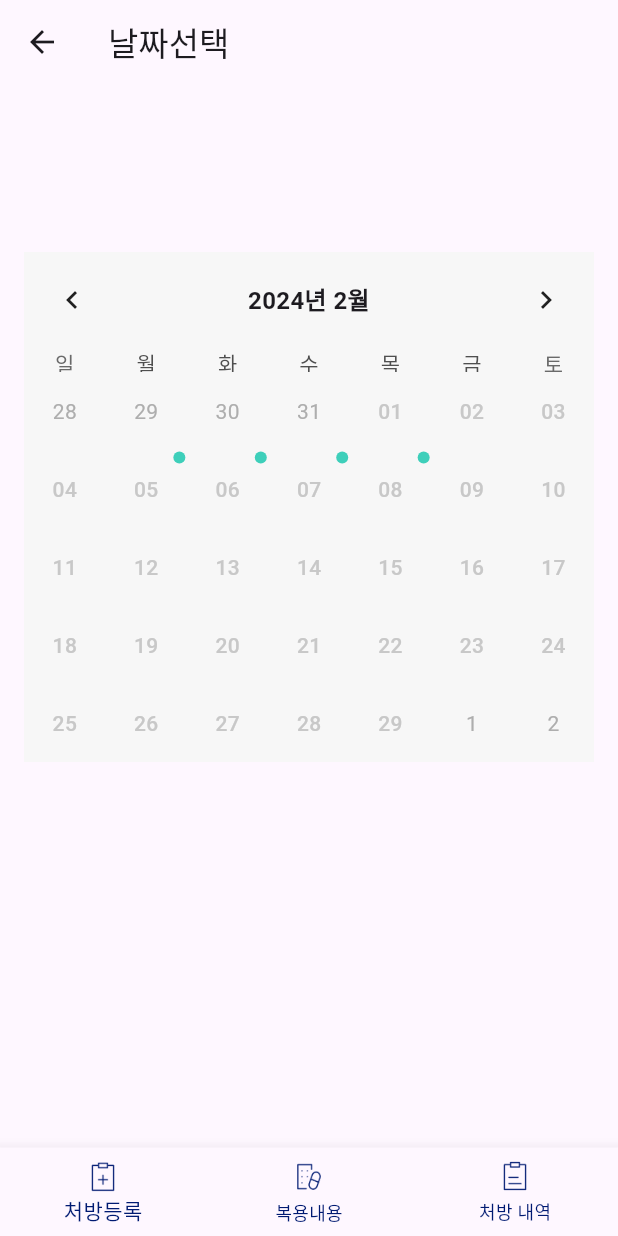
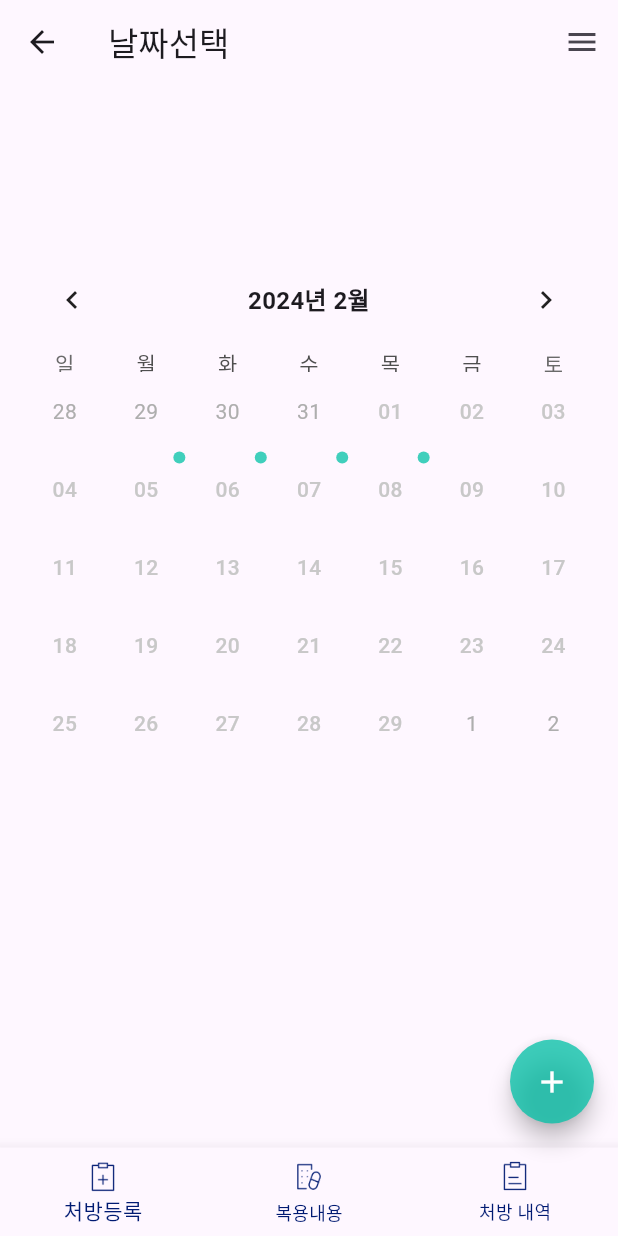
Before and after one commit to yungs11/care_management, a Flutter app: the screen it shows after launch, after a tap on "날짜선택페이지", on a phone screen of 412 x 824 dp. Run offline on Flutter 3.47's test engine with Material 3 defaults, Android fonts, the phone set to English and light mode, and no system bars; drawn by our look-alikes of table_calendar; our stand-ins replace dio; missing offline and left inert: dart:ffi; network calls fail; Roboto replaces fonts that are missing (Pretendard).

Commit message:
약등록화면(2/7)

```diff
--- a/lib/component/account_custom.dart
+++ /dev/null
@@ -1,80 +0,0 @@
-import 'package:flutter/material.dart';
-import 'package:care_management/const/colors.dart';
-
-class CustomTitle extends StatelessWidget {
-  final String titleText;
-
-  const CustomTitle({super.key, required this.titleText});
-
-  @override
-  Widget build(BuildContext context) {
-    return Text(
-      titleText,
-      style: const TextStyle(
-        fontSize: 24.0,
-        fontFamily: 'Pretendard',
-        fontWeight: FontWeight.w900,
-        //fontFamily:
-      ),
-    );
-  }
-}
-
-class SubTitle extends StatelessWidget {
-  final String subTitleText;
-  const SubTitle({super.key, required this.subTitleText});
-
-  @override
-  Widget build(BuildContext context) {
-    return Text(
-      subTitleText,
-      style: const TextStyle(
-        fontSize: 15,
-      ),
-    );
-  }
-}
-
-class CustomTextField extends StatelessWidget {
-  const CustomTextField({super.key});
-
-  @override
-  Widget build(BuildContext context) {
-    return const TextField(
-      decoration: InputDecoration(
-        enabledBorder: UnderlineInputBorder(
-          borderSide: BorderSide(color: Color(0x33000000), width: 1.5),
-        ),
-        /*border: UnderlineInputBorder(
-          borderSide: BorderSide(color: Colors.grey, width: 3),
-        ),*/
-      ),
-    );
-  }
-}
-
-class DoneButton extends StatelessWidget {
-  final VoidCallback onButtonPressed;
-  final String buttonText;
-
-  const DoneButton(
-      {super.key, required this.onButtonPressed, required this.buttonText});
-
-  @override
-  Widget build(BuildContext context) {
-    return ElevatedButton(
-        onPressed: onButtonPressed,
-        style: ElevatedButton.styleFrom(
-          backgroundColor: PRIMARY_COLOR,
-          shape:
-              RoundedRectangleBorder(borderRadius: BorderRadius.circular(5.0)),
-          padding: const EdgeInsets.all(32.0),
-        ),
-        child: Text(
-          buttonText,
-          style: const TextStyle(
-            color: Colors.white,
-          ),
-        ));
-  }
-}
--- /dev/null
+++ b/lib/component/custom_components.dart
@@ -0,0 +1,199 @@
+import 'package:flutter/material.dart';
+import 'package:care_management/const/colors.dart';
+import 'package:flutter/services.dart';
+
+class CustomTitle extends StatelessWidget {
+  final String titleText;
+
+  const CustomTitle({super.key, required this.titleText});
+
+  @override
+  Widget build(BuildContext context) {
+    return Text(
+      titleText,
+      style: const TextStyle(
+        fontSize: 24.0,
+        fontFamily: 'Pretendard',
+        fontWeight: FontWeight.w900,
+        //fontFamily:
+      ),
+    );
+  }
+}
+
+class SubTitle extends StatelessWidget {
+  final String subTitleText;
+  const SubTitle({super.key, required this.subTitleText});
+
+  @override
+  Widget build(BuildContext context) {
+    return Text(
+      subTitleText,
+      style: const TextStyle(
+        fontSize: 15,
+      ),
+    );
+  }
+}
+
+class CustomTextField extends StatelessWidget {
+  final String labelText;
+  final String? suffixText;
+  final bool? isNumber;
+  //final String hintText;
+  final TextEditingController? controller;
+
+  const CustomTextField(
+      {super.key,
+      required this.labelText,
+      //  required this.hintText,
+      this.controller, this.suffixText, this.isNumber = false});
+
+  @override
+  Widget build(BuildContext context) {
+    return Row(
+      mainAxisAlignment: MainAxisAlignment.start,
+      children: [
+       /* Expanded(
+            child: Text(labelText,
+                textAlign: TextAlign.center,
+                style: TextStyle(fontWeight: FontWeight.w500, fontSize: 16.0))),
+        SizedBox(height: 8.0),*/
+        Expanded(
+          flex: 3,
+          child: TextField(
+            controller: controller,
+            keyboardType: !isNumber! ? TextInputType.text : TextInputType.number,
+            textAlign: TextAlign.right,
+            inputFormatters: !isNumber! ? [] : [
+              FilteringTextInputFormatter.digitsOnly
+            ],
+            decoration: InputDecoration(
+              labelText: labelText,
+            //  icon: Text(labelText, style: TextStyle(fontSize: 16.0),),
+            //  prefix: Text('뭐지?'),
+              suffix: Text(suffixText ?? ''),
+              labelStyle: TextStyle(fontSize: 16.0, ),
+              enabledBorder: UnderlineInputBorder(
+                borderSide: BorderSide(color: Color(0x33000000), width: 1.5),
+              ),
+              /*border: UnderlineInputBorder(
+                borderSide: BorderSide(color: Colors.grey, width: 3),
+              ),*/
+            ),
+          ),
+        ),
+      ],
+    );
+  }
+}
+
+class DoneButton extends StatelessWidget {
+  final VoidCallback onButtonPressed;
+  final String buttonText;
+
+  const DoneButton(
+      {super.key, required this.onButtonPressed, required this.buttonText});
+
+  @override
+  Widget build(BuildContext context) {
+    return SizedBox(
+      width: double.infinity,
+      child: ElevatedButton(
+          onPressed: onButtonPressed,
+          style: ElevatedButton.styleFrom(
+            backgroundColor: Theme.of(context).primaryColor, // 테마에 맞는 버튼 색상
+            foregroundColor: Colors.white,
+            shape: RoundedRectangleBorder(
+                borderRadius: BorderRadius.circular(5.0)),
+            padding: const EdgeInsets.all(32.0),
+          ),
+          child: Text(
+            buttonText,
+          )),
+    );
+  }
+}
+
+class CustomDatePicker extends StatefulWidget {
+  final String labelText;
+  //final String hintText;
+  final TextEditingController dateController;
+
+  const CustomDatePicker(
+      {super.key,
+        required this.labelText,
+        //  required this.hintText,
+        required this.dateController});
+
+  @override
+  State<CustomDatePicker> createState() => _CustomDatePickerState();
+
+
+}
+
+class _CustomDatePickerState extends State<CustomDatePicker> {
+
+
+  Future<void> _selectDate(BuildContext context) async {
+    DateTime? picked = await showDatePicker(
+      context: context,
+      initialDate: DateTime.now(),
+      firstDate: DateTime(2000),
+      lastDate: DateTime(2025),
+      builder: (BuildContext context, Widget? child) {
+        return Theme(
+          data: ThemeData.light().copyWith(
+            primaryColor: Theme.of(context).primaryColor.withAlpha(128), // 헤더 배경 색상
+            //accentColor: Colors.blue, // 선택된 날짜 및 현재 날짜 색상
+            colorScheme: ColorScheme.light(primary: Theme.of(context).primaryColor.withOpacity(0.5)),
+            buttonTheme: ButtonThemeData(textTheme: ButtonTextTheme.primary),
+          ),
+          child: child!,
+        );
+      },
+
+    );
+    if (picked != null && picked != DateTime.now())
+      setState(() {
+        widget.dateController.text = "${picked.toLocal()}".split(' ')[0];
+      });
+  }
+
+  @override
+  Widget build(BuildContext context) {
+    return Row(
+      mainAxisAlignment: MainAxisAlignment.start,
+      children: [
+        /* Expanded(
+            child: Text(labelText,
+                textAlign: TextAlign.center,
+                style: TextStyle(fontWeight: FontWeight.w500, fontSize: 16.0))),
+        SizedBox(height: 8.0),*/
+        Expanded(
+          flex: 3,
+          child: InkWell(
+            onTap: () => _selectDate(context),
+            child: IgnorePointer(
+              child: TextField(
+                controller: widget.dateController,
+                keyboardType: TextInputType.datetime,
+                textAlign: TextAlign.right,
+                decoration: InputDecoration(
+                  labelText: widget.labelText,
+                  labelStyle: TextStyle(fontSize: 16.0, ),
+                  enabledBorder: UnderlineInputBorder(
+                    borderSide: BorderSide(color: Color(0x33000000), width: 1.5),
+                  ),
+                  /*border: UnderlineInputBorder(
+                    borderSide: BorderSide(color: Colors.grey, width: 3),
+                  ),*/
+                ),
+              ),
+            ),
+          ),
+        ),
+      ],
+    );;
+  }
+}
--- a/lib/layout/main_layout.dart
+++ b/lib/layout/main_layout.dart
@@ -4,7 +4,9 @@ import 'package:flutter/material.dart';
 class MainLayout extends StatelessWidget {
   final String appBartitle;
   final Widget body;
-  const MainLayout({super.key, required this.appBartitle, required this.body}  );
+  final Widget? floatingActionButton;
+  final bool addPadding;
+  const MainLayout({super.key, required this.appBartitle, required this.body, this.floatingActionButton, this.addPadding = false}  );
 
   @override
   Widget build(BuildContext context) {
@@ -12,8 +14,15 @@ class MainLayout extends StatelessWidget {
     return Scaffold(
       appBar: AppBar(
         title: Text(appBartitle),
+        actions: <Widget>[
+          IconButton(
+            icon: Icon(Icons.menu),
+            onPressed: (){},
+          )
+        ],
       ),
-      body: body,
+      floatingActionButton: floatingActionButton,
+      body: addPadding ? addPadding32(body) : body,
       bottomNavigationBar:
         BottomNavigationBar(
           selectedItemColor: const Color(0xFF001A72),
@@ -32,4 +41,12 @@ class MainLayout extends StatelessWidget {
 
     );
   }
+
+  Widget addPadding32(body){
+    return SafeArea(
+        child: Padding(
+        padding: const EdgeInsets.symmetric(horizontal: 32.0),
+        child: body,
+    ));
+  }
 }
--- a/lib/main.dart
+++ b/lib/main.dart
@@ -1,22 +1,34 @@
+import 'package:care_management/const/colors.dart';
 import 'package:care_management/screen/home_screen.dart';
 import 'package:flutter/material.dart';
+import 'package:flutter_localizations/flutter_localizations.dart';
 import 'package:intl/date_symbol_data_local.dart';
 
-void main() async{
-  WidgetsFlutterBinding.ensureInitialized(); //flutter framework가 준비가 되었는지 기다림. (runApp하면 자동으로 실행함.)
+void main() async {
+  WidgetsFlutterBinding
+      .ensureInitialized(); //flutter framework가 준비가 되었는지 기다림. (runApp하면 자동으로 실행함.)
 
   await initializeDateFormatting();
 
   runApp(MaterialApp(
-      theme: ThemeData(fontFamily: 'Pretendard'),
-      home: const HomeScreen(),
-
+    //한글 다이어그램 지정
+    localizationsDelegates: [
+      GlobalMaterialLocalizations.delegate, //for 안드로이드
+      GlobalCupertinoLocalizations.delegate, //for IOS
+      GlobalWidgetsLocalizations.delegate,
+    ],
+    supportedLocales: [
+      const Locale('ko', 'KO'),
+    ],
+    locale: Locale('ko'),
+    theme: ThemeData(fontFamily: 'Pretendard', primaryColor: PRIMARY_COLOR),
+    home: const HomeScreen(),
   ));
 }
-  /* theme: ThemeData(
+/* theme: ThemeData(
       fontFamily: 'Pretendard',
       textTheme: TextTheme(
-          *//*headline1: TextStyle(
+          */ /*headline1: TextStyle(
             color: Colors.white,
             fontFamily: 'parisienne',
             fontSize: 80,
--- a/lib/model/pill_model.dart
+++ b/lib/model/medicine_model.dart
@@ -3,14 +3,14 @@ import 'package:flutter/material.dart';
 ex.
 
 */
-class Pill {
+class Medicine {
   String name;
   String takingTime;
   double takingCount;
   bool takingYN;
   TextEditingController controller;
 
-  Pill(
+  Medicine(
       {required this.name,
       required this.takingTime,
       required this.takingCount,
--- a/lib/screen/calendar_screen.dart
+++ b/lib/screen/calendar_screen.dart
@@ -1,28 +1,37 @@
 import 'package:care_management/const/colors.dart';
 import 'package:care_management/layout/main_layout.dart';
+import 'package:care_management/util/formatUtil.dart';
 import 'package:flutter/material.dart';
 import 'package:table_calendar/table_calendar.dart';
 
-class CalendarScreen extends StatelessWidget {
+class CalendarScreen extends StatefulWidget {
   const CalendarScreen({super.key});
 
   @override
+  State<CalendarScreen> createState() => _CalendarScreenState();
+}
+
+class _CalendarScreenState extends State<CalendarScreen> {
+  DateTime? selectedDay;
+  DateTime focusedDay =
+      DateTime(DateTime.now().year, DateTime.now().month, DateTime.now().day);
+
+  @override
   Widget build(BuildContext context) {
-    final now = DateTime.now();
-    final focusedDay = DateTime(now.year, now.month, now.day);
+    final headerStyle = HeaderStyle(
+        formatButtonVisible: false,
+        titleCentered: true,
+        titleTextStyle: TextStyle(
+          fontWeight: FontWeight.w700,
+          fontSize: 16.0,
+        ));
+
     final defaultBoxDeco = BoxDecoration(
         color: Colors.grey[200], borderRadius: BorderRadius.circular(6.0));
     final defaultTextStyle = TextStyle(
       color: Color(0xFFC8C8C8),
       fontWeight: FontWeight.w500,
     );
-
-    Map<DateTime, List> _medicineDates = {
-      DateTime(2024, 2, 5): ['Medicine 1'],
-      DateTime(2024, 2, 6): ['Medicine 2'],
-      DateTime(2024, 2, 7): ['Medicine 2'],
-      DateTime(2024, 2, 8): ['Medicine 2'],
-    };
 
     // 전체 화면 높이
     double screenHeight = MediaQuery.of(context).size.height;
@@ -36,6 +45,7 @@ class CalendarScreen extends StatelessWidget {
 
     return MainLayout(
         appBartitle: '날짜선택',
+        floatingActionButton: _renderFloatingActionButton(),
         body: Column(
           //mainAxisAlignment: MainAxisAlignment.center,
           children: [
@@ -45,44 +55,45 @@ class CalendarScreen extends StatelessWidget {
             Padding(
               padding: const EdgeInsets.symmetric(horizontal: 16.0),
               child: Container(
-                color: BACKGROUND_COLOR,
+                //   color: BACKGROUND_COLOR,
                 child: TableCalendar(
                   locale: 'ko_KR',
                   focusedDay: focusedDay,
                   firstDay: DateTime(1800),
                   lastDay: DateTime(3000),
-                  headerStyle: HeaderStyle(
-                      formatButtonVisible: false,
-                      titleCentered: true,
-                      titleTextStyle: TextStyle(
-                        fontWeight: FontWeight.w700,
-                        fontSize: 16.0,
-                      )),
+                  onDaySelected: (selectedDay, focusedDay) {
+                    // print(selectedDay);
+                    // print(focusedDay);
+
+                    setState(() {
+                      this.selectedDay = selectedDay;
+                      this.focusedDay = focusedDay;
+                    });
+                  },
+                  // 선택된 날짜를 표시하기 위한 조건
+                  selectedDayPredicate: (day) {
+                    return isSameDay(selectedDay, day);
+                  },
+                  headerStyle: headerStyle,
                   calendarStyle: CalendarStyle(
                     isTodayHighlighted: false, //오늘날짜 highlight 표시 끔
-                      //날짜들이  container안에 들어가있고, 그 container의 deco를 지정 ( focusedDay의 평일들만 지정 가능)
-                      //      defaultDecoration: defaultBoxDeco,
-                      //     weekendDecoration: defaultBoxDeco,
-                      selectedDecoration: BoxDecoration(
-                        color: Colors.white,
-                        borderRadius: BorderRadius.circular(6.0),
-                        border: Border.all(
-                          color: PRIMARY_COLOR,
-                          width: 1.0, //px
+                  ),
+                  calendarBuilders: CalendarBuilders(
+                      defaultBuilder: (context, day, foucusedDay) {
+                    return _renderDefaultDate(day, defaultTextStyle);
+                  }, selectedBuilder: (context, date, events) {
+                    return _renderSelectedDate(date);
+                  }, markerBuilder: (context, date, events) {
+                   return _renderMarkerBuilder(date);
+                  }),
                 ),
               ),
-                      defaultTextStyle: defaultTextStyle,
-                      weekendTextStyle: defaultTextStyle,
-                      selectedTextStyle: defaultTextStyle.copyWith(
-                        color: PRIMARY_COLOR,
             ),
-                      //focused된 달력의 외부날짜(1월 ex.2,12월)
-                      outsideDecoration: BoxDecoration(
-                        shape: BoxShape
-                            .rectangle, //에러 나는 이유가 기본값이 circle이었기 때문에 circle에 셀렉티드효과(radius)주려했기 때문에.
-                      )),
-                  calendarBuilders: CalendarBuilders(
-                      defaultBuilder: (context, day, foucusedDay) {
+          ],
+        ));
+  }
+
+  Widget _renderDefaultDate(DateTime day, defaultTextStyle) {
     String dayFormatted = day.day.toString().padLeft(2, '0');
     return Center(
       child: Text(
@@ -90,27 +101,49 @@ class CalendarScreen extends StatelessWidget {
         style: defaultTextStyle,
       ),
     );
-                  }, markerBuilder: (context, date, events) {
+  }
+
+  Widget _renderSelectedDate(date) {
+    String dayFormatted = date.day.toString().padLeft(2, '0');
+
+    return Container(
+        margin: const EdgeInsets.all(4.0),
+        alignment: Alignment.center,
+        decoration: BoxDecoration(
+          border: Border.all(color: PRIMARY_COLOR),
+          shape: BoxShape.circle,
+        ),
+        child: Text(
+          dayFormatted,
+          //style: TextStyle(),
+        ));
+  }
+
+  Widget _renderMarkerBuilder(DateTime date) {
+    Map<DateTime, List> _medicineDates = {
+      DateTime(2024, 2, 5): ['Medicine 1'],
+      DateTime(2024, 2, 6): ['Medicine 2'],
+      DateTime(2024, 2, 7): ['Medicine 2'],
+      DateTime(2024, 2, 8): ['Medicine 2'],
+      DateTime(2024, 3, 8): ['Medicine 2'],
+    };
+
+
     // 모든 날짜를 동일한 시간으로 설정하여 비교
     DateTime normalizedDate =
     DateTime(date.year, date.month, date.day);
 
     // _medicineDates 맵을 순회하면서 normalizedDate와 비교
-                    for (var medicineDate in _medicineDates.keys) {
-                      if (isSameDay(medicineDate, normalizedDate)) {
+    if (_medicineDates.containsKey(normalizedDate)) {
       return Positioned(
         right: 1,
         top: 1,
         child: _buildMedicineMarker(date),
       );
     }
-                    }
-                  }),
-                ),
-              ),
-            ),
-          ],
-        ));
+    //마커 없는 곳 크기 0인 위젯 생성
+    return SizedBox.shrink();
+
   }
 
   Widget _buildMedicineMarker(DateTime date) {
@@ -121,9 +154,13 @@ class CalendarScreen extends StatelessWidget {
     );
   }
 
-  bool isSameDay(DateTime date1, DateTime date2) {
-    return date1.year == date2.year &&
-        date1.month == date2.month &&
-        date1.day == date2.day;
+  Widget _renderFloatingActionButton() {
+    return FloatingActionButton(
+      onPressed: () {},
+      backgroundColor: PRIMARY_COLOR,
+      foregroundColor: Colors.white,
+      shape: CircleBorder(),
+      child: Icon(Icons.add),
+    );
   }
 }
--- a/lib/screen/home_screen.dart
+++ b/lib/screen/home_screen.dart
@@ -1,11 +1,12 @@
 import 'package:care_management/layout/main_layout.dart';
 import 'package:care_management/screen/calendar_screen.dart';
 import 'package:care_management/screen/login_screen.dart';
+import 'package:care_management/screen/prescription_bag_input_screen.dart';
 import 'package:care_management/screen/renew_password_screen.dart';
 import 'package:care_management/screen/join_screen.dart';
 import 'package:care_management/screen/user_main_screen.dart';
 import 'package:flutter/material.dart';
-import 'package:care_management/component/account_custom.dart';
+import 'package:care_management/component/custom_components.dart';
 import 'package:dio/dio.dart';
 
 //테스트용
@@ -45,20 +46,24 @@ class _HomeScreenState extends State<HomeScreen> {
 
   @override
   Widget build(BuildContext context) {
+
+    /*TextEditingController controller =
+    TextEditingController();
+    ;*/
+
     final screens = [
       ScreenModel(builder: (_) => const LoginScreen(), name: '로그인'),
       ScreenModel(builder: (_) => const RenewPasswordScreen(), name: '비밀번호변경'),
       ScreenModel(builder: (_) => const SignUpScreen(), name: '가입하기'),
       ScreenModel(builder: (_) => const UserMainScreen(), name: '메인페이지'),
       ScreenModel(builder: (_) => const CalendarScreen(), name: '날짜선택페이지'),
+      ScreenModel(builder: (_) => const PrescriptionBagInputScreen(), name: '약봉투 등록 페이지'),
     ];
 
     return MainLayout(
       appBartitle: '',
-      body: SafeArea(
-          child: Padding(
-        padding: const EdgeInsets.symmetric(horizontal: 32.0),
-        child: Column(
+      addPadding: true,
+      body: Column(
         mainAxisAlignment: MainAxisAlignment.center,
         crossAxisAlignment: CrossAxisAlignment.stretch,
         children: [
@@ -78,7 +83,7 @@ class _HomeScreenState extends State<HomeScreen> {
           const SizedBox(
             height: 53.0,
           ),
-            const CustomTextField(),
+          CustomTextField(labelText: '',),
           const SizedBox(
             height: 60.0,
           ),
@@ -100,7 +105,6 @@ class _HomeScreenState extends State<HomeScreen> {
                   .toList()),
         ],
       ),
-      )),
     );
   }
 }
--- a/lib/screen/join_screen.dart
+++ b/lib/screen/join_screen.dart
@@ -1,4 +1,4 @@
-import 'package:care_management/component/account_custom.dart';
+import 'package:care_management/component/custom_components.dart';
 import 'package:care_management/layout/join_layout.dart';
 import 'package:flutter/material.dart';
 
@@ -26,11 +26,11 @@ class SignUpScreen extends StatelessWidget {
               ),
               const Column(
                 children: [
-                  CustomTextField(),
+                  CustomTextField(labelText: '',),
                   SizedBox(
                     height: 30.0,
                   ),
-                  CustomTextField(),
+                  CustomTextField(labelText: '',),
                 ],
               ),
               const SizedBox(
--- a/lib/screen/login_screen.dart
+++ b/lib/screen/login_screen.dart
@@ -1,6 +1,6 @@
 import 'package:care_management/layout/join_layout.dart';
 import 'package:flutter/material.dart';
-import 'package:care_management/component/account_custom.dart';
+import 'package:care_management/component/custom_components.dart';
 
 class LoginScreen extends StatelessWidget {
   const LoginScreen({super.key});
@@ -26,7 +26,7 @@ class LoginScreen extends StatelessWidget {
             const SizedBox(
               height: 53.0,
             ),
-            const CustomTextField(),
+            const CustomTextField(labelText: '',),
             const SizedBox(
               height: 60.0,
             ),
--- a/lib/screen/renew_password_screen.dart
+++ b/lib/screen/renew_password_screen.dart
@@ -1,4 +1,4 @@
-import 'package:care_management/component/account_custom.dart';
+import 'package:care_management/component/custom_components.dart';
 import 'package:care_management/layout/join_layout.dart';
 import 'package:flutter/material.dart';
 
@@ -26,11 +26,11 @@ class RenewPasswordScreen extends StatelessWidget {
               ),
               const Column(
                 children: [
-                  CustomTextField(),
+                  CustomTextField(labelText: '',),
                   SizedBox(
                     height: 30.0,
                   ),
-                  CustomTextField(),
+                  CustomTextField(labelText: '',),
                 ],
               ),
               const SizedBox(
```
Also changed, not shown: lib/component/account_custom_text_field.dart (deleted, +0 -12 lines), lib/component/card_list.dart (+12 -12 lines), lib/component/custom_elevated_button.dart (added, +31 -0 lines), lib/component/custom_text_field.dart (added, +32 -0 lines), lib/screen/prescription_bag_detail_screen.dart (added, +67 -0 lines), lib/screen/prescription_bag_input_screen.dart (added, +52 -0 lines), lib/util/formatUtil.dart (+7 -0 lines), pubspec.yaml (+5 -2 lines), pubspec.lock. Lines whose indentation alone changed are shown as unchanged.
